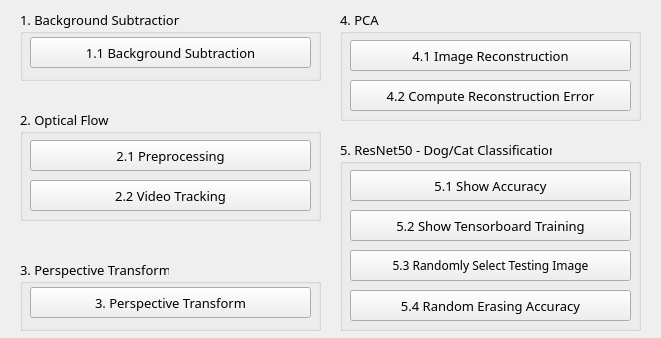
This is cvdl_2020_hw02.ui in StevenChen8759/CVDL_2020_HW02 as Qt 5 draws it before an edit. The edited form follows.
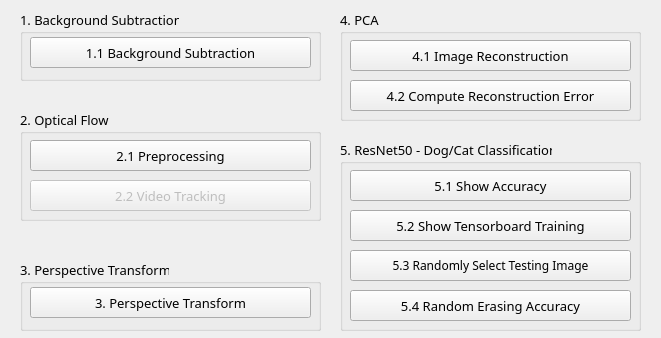
This is the edited form.

Commit message: feat: concantenate optical flow function and UI

```diff
--- a/cvdl_2020_hw02.ui
+++ b/cvdl_2020_hw02.ui
@@ -96,6 +96,9 @@
      </property>
     </widget>
     <widget class="QPushButton" name="pushButton_3">
+     <property name="enabled">
+      <bool>false</bool>
+     </property>
      <property name="geometry">
       <rect>
        <x>10</x>
```
The commit also changes 1 other file.
